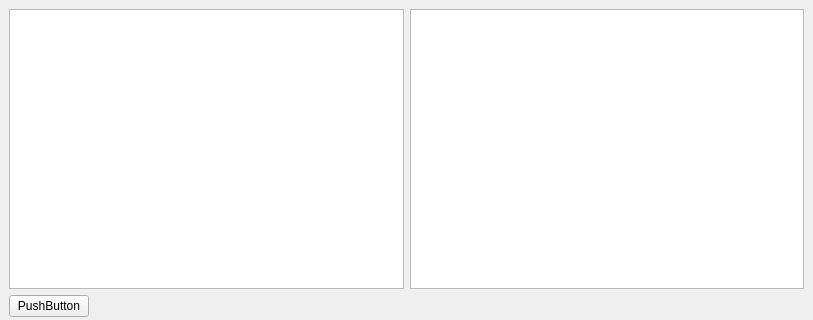
Qt form main.ui (hvm2hvm/backuptool) before a commit; both pictures show x 0 to 813 and y 0 to 320 of the 813 by 584 pixel window.
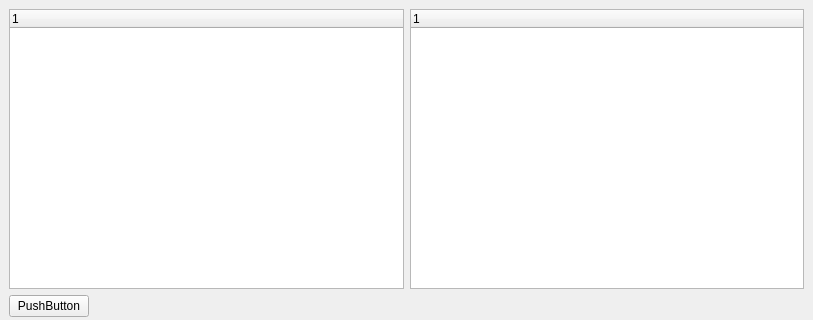
The same form after that commit.

Diff of the .ui file:
```diff
--- a/main.ui
+++ b/main.ui
@@ -21,10 +21,22 @@
     <item>
      <layout class="QHBoxLayout" name="horizontalLayout">
       <item>
-       <widget class="QTreeView" name="sourceView"/>
+       <widget class="QTreeWidget" name="sourceView">
+        <column>
+         <property name="text">
+          <string notr="true">1</string>
+         </property>
+        </column>
+       </widget>
       </item>
       <item>
-       <widget class="QTreeView" name="destinationView"/>
+       <widget class="QTreeWidget" name="destinationView">
+        <column>
+         <property name="text">
+          <string notr="true">1</string>
+         </property>
+        </column>
+       </widget>
       </item>
      </layout>
     </item>
```
